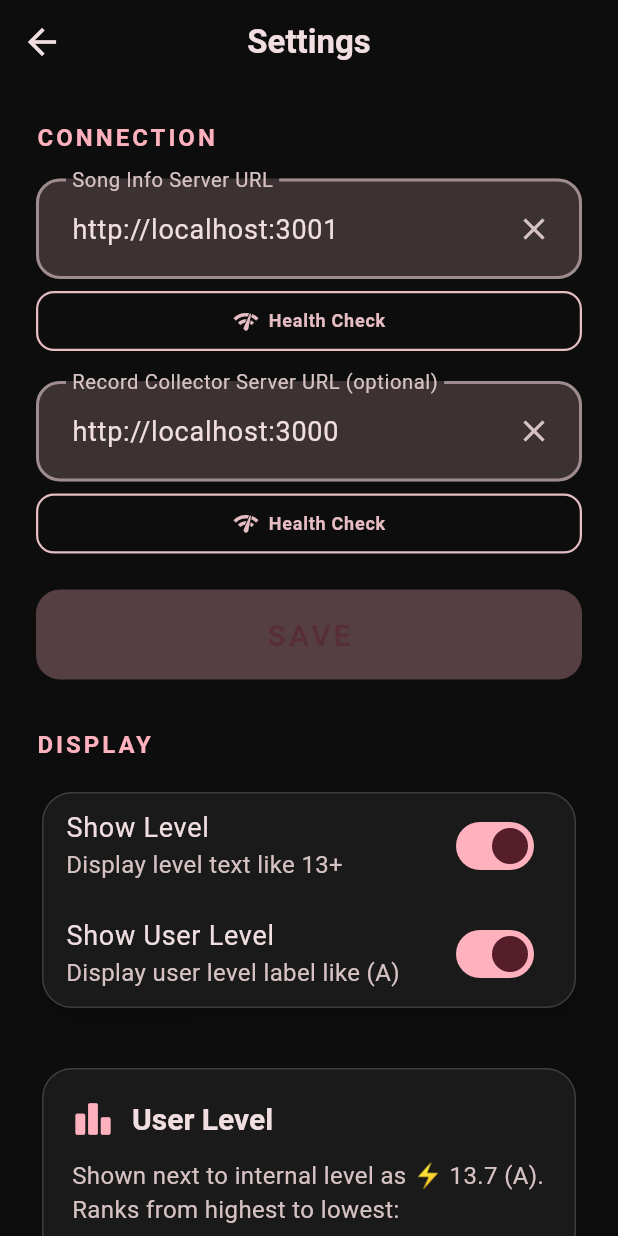
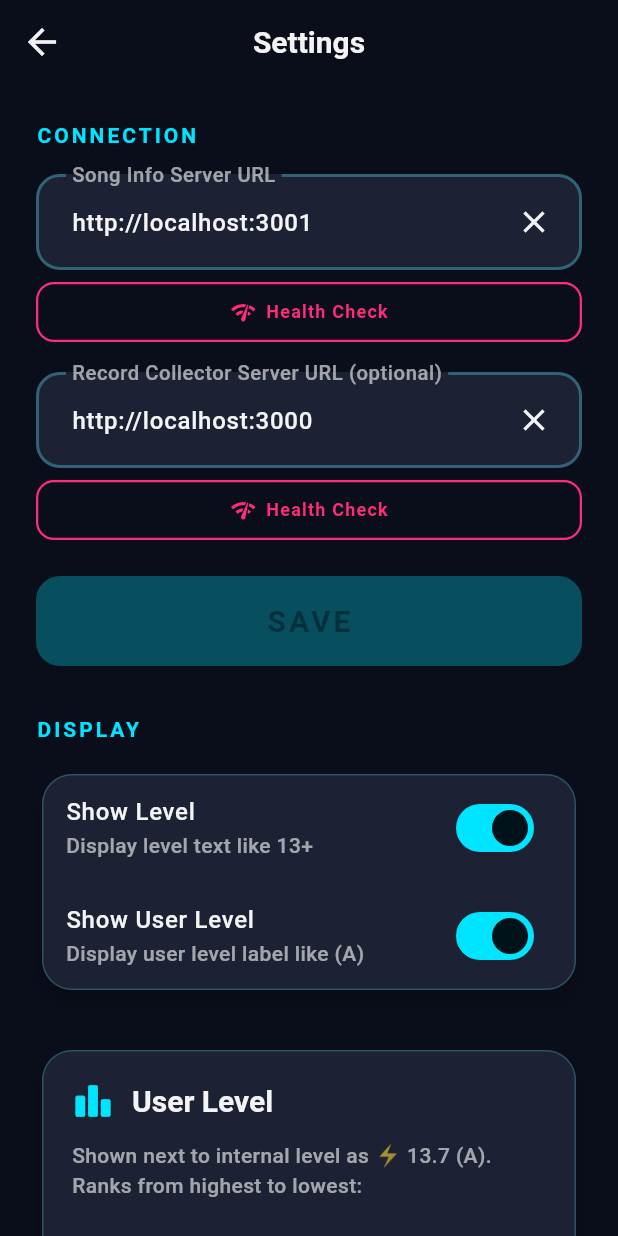
Before and after one commit to minty99/maimai-bot, a Flutter app: the screen it shows after launch, after a tap on the "settings" icon, on a phone screen of 412 x 824 dp. Run offline on Flutter 3.47's test engine with Material 3 defaults, Android fonts, the phone set to English and light mode, and no system bars; our stand-ins replace cached_network_image, dio, equatable, flutter_bloc, sensors_plus, shared_preferences; missing offline and left inert: volume_button_override; network calls fail; Roboto replaces fonts that are missing (Exo 2, Rajdhani).

Commit message:
refactor(picker): introduce neon-arcade design system tokens
Replace monolithic app_theme.dart with a structured token system:
- app_colors: neon-arcade palette (navy base, cyan/pink/lime accents)
- app_spacing: spacing scale (xs=4 through xxl=32)
- app_typography: text styles + monospace numeric preset
- app_motion: duration/curve presets for animations
- app_theme: rebuilt ThemeData consuming the new tokens

Co-Authored-By: Claude Opus 4.6 <noreply@anthropic.com>

```diff
--- /dev/null
+++ b/maimai-picker-app/lib/core/theme/app_colors.dart
@@ -0,0 +1,43 @@
+import 'package:flutter/material.dart';
+
+class AppColors {
+  AppColors._();
+
+  static const Color background = Color(0xFF0A0E1A);
+  static const Color surface = Color(0xFF141824);
+  static const Color surfaceElevated = Color(0xFF1C2133);
+
+  static const Color accentPrimary = Color(0xFF00E5FF);
+  static const Color accentSecondary = Color(0xFFFF2D78);
+  static const Color accentTertiary = Color(0xFF76FF03);
+
+  static const Color textPrimary = Color(0xF2FFFFFF);
+  static const Color textSecondary = Color(0x99FFFFFF);
+  static const Color textMuted = Color(0x59FFFFFF);
+
+  static const Color error = Color(0xFFFF4D67);
+  static const Color success = Color(0xFF35E88A);
+
+  static const Color badgeGold = Color(0xFFFFD166);
+  static const Color badgeOrange = Color(0xFFFFA84F);
+
+  static const Map<String, Color> difficultyColors = {
+    'BASIC': Color(0xFF69C36D),
+    'ADVANCED': Color(0xFFF4C430),
+    'EXPERT': Color(0xFFFF6B8A),
+    'MASTER': Color(0xFF9B59B6),
+    'RE:MASTER': Color(0xFFF2F4FF),
+  };
+
+  static const Map<String, Color> rankColors = {
+    'SSS+': badgeGold,
+    'SSS': badgeGold,
+    'SS+': badgeOrange,
+    'SS': badgeOrange,
+    'S+': accentSecondary,
+    'S': accentSecondary,
+    'AAA': success,
+    'AA': success,
+    'A': success,
+  };
+}
--- /dev/null
+++ b/maimai-picker-app/lib/core/theme/app_motion.dart
@@ -0,0 +1,14 @@
+import 'package:flutter/animation.dart';
+
+class AppMotion {
+  AppMotion._();
+
+  static const Duration fast = Duration(milliseconds: 140);
+  static const Duration normal = Duration(milliseconds: 220);
+  static const Duration slow = Duration(milliseconds: 420);
+  static const Duration pulse = Duration(milliseconds: 1200);
+
+  static const Curve emphasized = Curves.easeOutCubic;
+  static const Curve enter = Curves.easeOutQuart;
+  static const Curve exit = Curves.easeInCubic;
+}
--- /dev/null
+++ b/maimai-picker-app/lib/core/theme/app_spacing.dart
@@ -0,0 +1,13 @@
+class AppSpacing {
+  AppSpacing._();
+
+  static const double xs = 4;
+  static const double sm = 8;
+  static const double md = 12;
+  static const double lg = 16;
+  static const double xl = 24;
+  static const double xxl = 32;
+
+  static const double screenPadding = 16;
+  static const double cardPadding = 12;
+}
--- a/maimai-picker-app/lib/core/theme/app_theme.dart
+++ b/maimai-picker-app/lib/core/theme/app_theme.dart
@@ -1,6 +1,9 @@
 import 'package:flutter/material.dart';
 
 import '../constants/app_constants.dart';
+import 'app_colors.dart';
+import 'app_spacing.dart';
+import 'app_typography.dart';
 
 /// Application theme configuration with Material 3 design.
 ///
@@ -12,104 +15,94 @@ class AppTheme {
   AppTheme._();
 
   // ─────────────────────────────────────────────────────────────────────────
-  // Color Configuration
-  // ─────────────────────────────────────────────────────────────────────────
-
-  /// Primary seed color - maimai signature pink/magenta.
-  static const Color _seedColor = Color(0xFFE91E63);
-
-  /// Dark background for arcade-like ambiance.
-  static const Color _darkBackground = Color(0xFF0D0D0D);
-
-  /// Surface color with subtle contrast.
-  static const Color _darkSurface = Color(0xFF1A1A1A);
-
-  // ─────────────────────────────────────────────────────────────────────────
   // Theme Data
   // ─────────────────────────────────────────────────────────────────────────
 
   /// Dark theme - primary theme for arcade environment.
   static ThemeData get darkTheme {
-    final colorScheme = ColorScheme.fromSeed(
-      seedColor: _seedColor,
+    const colorScheme = ColorScheme(
       brightness: Brightness.dark,
-      surface: _darkSurface,
+      primary: AppColors.accentPrimary,
+      onPrimary: Color(0xFF00131A),
+      secondary: AppColors.accentSecondary,
+      onSecondary: Color(0xFF2E0012),
+      tertiary: AppColors.accentTertiary,
+      onTertiary: Color(0xFF112B00),
+      error: AppColors.error,
+      onError: Color(0xFF2A0006),
+      surface: AppColors.surface,
+      onSurface: AppColors.textPrimary,
+      onSurfaceVariant: AppColors.textSecondary,
+      outline: Color(0x6652C3D8),
+      outlineVariant: Color(0x3346A3B9),
+      shadow: Colors.black,
+      scrim: Colors.black,
+      inverseSurface: Color(0xFFF3F7FF),
+      onInverseSurface: Color(0xFF101521),
+      inversePrimary: Color(0xFF005B66),
+      surfaceContainerHighest: AppColors.surfaceElevated,
     );
 
     return ThemeData(
       useMaterial3: true,
       colorScheme: colorScheme,
-      scaffoldBackgroundColor: _darkBackground,
+      scaffoldBackgroundColor: AppColors.background,
+      textTheme: AppTypography.textTheme,
 
-      // ─────────────────────────────────────────────────────────────────────
-      // Typography - Large, readable text for arcade visibility
-      // ─────────────────────────────────────────────────────────────────────
-      textTheme: const TextTheme(
-        displayLarge: TextStyle(
-          fontSize: 48,
-          fontWeight: FontWeight.bold,
-          letterSpacing: -1.5,
-        ),
-        displayMedium: TextStyle(
-          fontSize: 36,
-          fontWeight: FontWeight.bold,
-          letterSpacing: -0.5,
-        ),
-        headlineLarge: TextStyle(fontSize: 28, fontWeight: FontWeight.w600),
-        headlineMedium: TextStyle(fontSize: 24, fontWeight: FontWeight.w600),
-        titleLarge: TextStyle(fontSize: 20, fontWeight: FontWeight.w500),
-        bodyLarge: TextStyle(fontSize: 18, fontWeight: FontWeight.normal),
-        bodyMedium: TextStyle(fontSize: 16, fontWeight: FontWeight.normal),
-        labelLarge: TextStyle(
-          fontSize: 16,
-          fontWeight: FontWeight.w600,
-          letterSpacing: 0.5,
-        ),
-      ),
-
-      // ─────────────────────────────────────────────────────────────────────
-      // Button Themes - Large touch targets for gloved hands
-      // ─────────────────────────────────────────────────────────────────────
       elevatedButtonTheme: ElevatedButtonThemeData(
         style: ElevatedButton.styleFrom(
-          minimumSize: Size(
+          backgroundColor: AppColors.accentPrimary,
+          foregroundColor: colorScheme.onPrimary,
+          minimumSize: const Size(
             AppConstants.minTouchTargetSize,
             AppConstants.largeButtonHeight,
           ),
-          padding: const EdgeInsets.symmetric(horizontal: 32, vertical: 16),
-          textStyle: const TextStyle(fontSize: 18, fontWeight: FontWeight.w600),
+          padding: const EdgeInsets.symmetric(
+            horizontal: AppSpacing.xl,
+            vertical: AppSpacing.lg,
+          ),
+          textStyle: AppTypography.textTheme.labelLarge,
           shape: RoundedRectangleBorder(
-            borderRadius: BorderRadius.circular(16),
+            borderRadius: BorderRadius.circular(14),
           ),
         ),
       ),
 
       filledButtonTheme: FilledButtonThemeData(
         style: FilledButton.styleFrom(
-          minimumSize: Size(
+          backgroundColor: AppColors.accentPrimary,
+          foregroundColor: colorScheme.onPrimary,
+          minimumSize: const Size(
             AppConstants.minTouchTargetSize,
             AppConstants.largeButtonHeight,
           ),
-          padding: const EdgeInsets.symmetric(horizontal: 32, vertical: 16),
-          textStyle: const TextStyle(fontSize: 18, fontWeight: FontWeight.w600),
+          padding: const EdgeInsets.symmetric(
+            horizontal: AppSpacing.xl,
+            vertical: AppSpacing.lg,
+          ),
+          textStyle: AppTypography.textTheme.labelLarge,
           shape: RoundedRectangleBorder(
-            borderRadius: BorderRadius.circular(16),
+            borderRadius: BorderRadius.circular(14),
           ),
         ),
       ),
 
       outlinedButtonTheme: OutlinedButtonThemeData(
         style: OutlinedButton.styleFrom(
-          minimumSize: Size(
+          minimumSize: const Size(
             AppConstants.minTouchTargetSize,
             AppConstants.largeButtonHeight,
           ),
-          padding: const EdgeInsets.symmetric(horizontal: 32, vertical: 16),
-          textStyle: const TextStyle(fontSize: 18, fontWeight: FontWeight.w600),
+          foregroundColor: AppColors.textPrimary,
+          padding: const EdgeInsets.symmetric(
+            horizontal: AppSpacing.xl,
+            vertical: AppSpacing.lg,
+          ),
+          textStyle: AppTypography.textTheme.labelLarge,
           shape: RoundedRectangleBorder(
-            borderRadius: BorderRadius.circular(16),
+            borderRadius: BorderRadius.circular(14),
           ),
-          side: BorderSide(color: colorScheme.outline, width: 2),
+          side: const BorderSide(color: AppColors.accentPrimary, width: 1.4),
         ),
       ),
 
@@ -119,62 +112,53 @@ class AppTheme {
             AppConstants.minTouchTargetSize,
             AppConstants.minTouchTargetSize,
           ),
-          iconSize: 32,
+          foregroundColor: AppColors.textPrimary,
+          iconSize: 28,
         ),
       ),
 
-      // ─────────────────────────────────────────────────────────────────────
-      // Card & Surface styling
-      // ─────────────────────────────────────────────────────────────────────
       cardTheme: CardThemeData(
-        elevation: 4,
-        shape: RoundedRectangleBorder(borderRadius: BorderRadius.circular(20)),
-        color: _darkSurface,
+        elevation: 0,
+        shape: RoundedRectangleBorder(borderRadius: BorderRadius.circular(18)),
+        color: AppColors.surfaceElevated,
       ),
 
-      // ─────────────────────────────────────────────────────────────────────
-      // AppBar
-      // ─────────────────────────────────────────────────────────────────────
       appBarTheme: AppBarTheme(
-        backgroundColor: _darkBackground,
+        backgroundColor: AppColors.background,
         elevation: 0,
         centerTitle: true,
-        titleTextStyle: TextStyle(
-          color: colorScheme.onSurface,
-          fontSize: 22,
-          fontWeight: FontWeight.w600,
-        ),
+        titleTextStyle: AppTypography.textTheme.titleLarge,
       ),
 
-      // ─────────────────────────────────────────────────────────────────────
-      // Slider - For level range selection
-      // ─────────────────────────────────────────────────────────────────────
       sliderTheme: SliderThemeData(
-        thumbShape: const RoundSliderThumbShape(
-          enabledThumbRadius: 16, // Large thumb for gloved interaction
-        ),
+        thumbShape: const RoundSliderThumbShape(enabledThumbRadius: 16),
         overlayShape: const RoundSliderOverlayShape(overlayRadius: 28),
         trackHeight: 8,
-        activeTrackColor: colorScheme.primary,
-        inactiveTrackColor: colorScheme.surfaceContainerHighest,
-        thumbColor: colorScheme.primary,
-        overlayColor: colorScheme.primary.withValues(alpha: 0.2),
+        activeTrackColor: AppColors.accentPrimary,
+        inactiveTrackColor: AppColors.surfaceElevated,
+        thumbColor: AppColors.accentSecondary,
+        overlayColor: AppColors.accentPrimary.withValues(alpha: 0.22),
+      ),
+
+      chipTheme: ChipThemeData(
+        backgroundColor: AppColors.surface,
+        selectedColor: AppColors.surfaceElevated,
+        disabledColor: AppColors.surface,
+        deleteIconColor: AppColors.textSecondary,
+        labelStyle: AppTypography.textTheme.labelMedium!,
+        secondaryLabelStyle: AppTypography.textTheme.labelMedium!,
+        brightness: Brightness.dark,
+        side: const BorderSide(color: AppColors.accentPrimary, width: 1),
+        shape: RoundedRectangleBorder(borderRadius: BorderRadius.circular(24)),
       ),
     );
   }
 
   /// Light theme - alternative for bright environments.
   static ThemeData get lightTheme {
-    final colorScheme = ColorScheme.fromSeed(
-      seedColor: _seedColor,
-      brightness: Brightness.light,
-    );
-
     return ThemeData(
       useMaterial3: true,
-      colorScheme: colorScheme,
-      // Most apps will use dark theme; light theme follows same patterns
-      // with Material 3 defaults for now.
+      colorScheme: const ColorScheme.light(),
     );
   }
 }
--- /dev/null
+++ b/maimai-picker-app/lib/core/theme/app_typography.dart
@@ -0,0 +1,105 @@
+import 'package:flutter/material.dart';
+
+import 'app_colors.dart';
+
+class AppTypography {
+  AppTypography._();
+
+  static const String displayFamily = 'Rajdhani';
+  static const String bodyFamily = 'Exo 2';
+
+  static TextTheme textTheme = const TextTheme(
+    displayLarge: TextStyle(
+      fontFamily: displayFamily,
+      fontSize: 48,
+      fontWeight: FontWeight.w700,
+      letterSpacing: -1.2,
+      color: AppColors.textPrimary,
+    ),
+    displayMedium: TextStyle(
+      fontFamily: displayFamily,
+      fontSize: 36,
+      fontWeight: FontWeight.w700,
+      letterSpacing: -0.8,
+      color: AppColors.textPrimary,
+    ),
+    headlineLarge: TextStyle(
+      fontFamily: displayFamily,
+      fontSize: 28,
+      fontWeight: FontWeight.w700,
+      letterSpacing: -0.4,
+      color: AppColors.textPrimary,
+    ),
+    headlineMedium: TextStyle(
+      fontFamily: displayFamily,
+      fontSize: 22,
+      fontWeight: FontWeight.w700,
+      letterSpacing: -0.2,
+      color: AppColors.textPrimary,
+    ),
+    titleLarge: TextStyle(
+      fontFamily: bodyFamily,
+      fontSize: 20,
+      fontWeight: FontWeight.w700,
+      color: AppColors.textPrimary,
+    ),
+    titleMedium: TextStyle(
+      fontFamily: bodyFamily,
+      fontSize: 16,
+      fontWeight: FontWeight.w700,
+      color: AppColors.textPrimary,
+    ),
+    titleSmall: TextStyle(
+      fontFamily: bodyFamily,
+      fontSize: 14,
+      fontWeight: FontWeight.w700,
+      color: AppColors.textSecondary,
+    ),
+    bodyLarge: TextStyle(
+      fontFamily: bodyFamily,
+      fontSize: 16,
+      fontWeight: FontWeight.w500,
+      color: AppColors.textPrimary,
+    ),
+    bodyMedium: TextStyle(
+      fontFamily: bodyFamily,
+      fontSize: 14,
+      fontWeight: FontWeight.w500,
+      color: AppColors.textSecondary,
+    ),
+    bodySmall: TextStyle(
+      fontFamily: bodyFamily,
+      fontSize: 12,
+      fontWeight: FontWeight.w500,
+      color: AppColors.textMuted,
+    ),
+    labelLarge: TextStyle(
+      fontFamily: displayFamily,
+      fontSize: 14,
+      fontWeight: FontWeight.w700,
+      letterSpacing: 1.0,
+      color: AppColors.textPrimary,
+    ),
+    labelMedium: TextStyle(
+      fontFamily: displayFamily,
+      fontSize: 12,
+      fontWeight: FontWeight.w700,
+      letterSpacing: 0.8,
+      color: AppColors.textSecondary,
+    ),
+    labelSmall: TextStyle(
+      fontFamily: displayFamily,
+      fontSize: 11,
+      fontWeight: FontWeight.w700,
+      letterSpacing: 0.8,
+      color: AppColors.textMuted,
+    ),
+  );
+
+  static TextStyle get numeric => const TextStyle(
+    fontFamily: displayFamily,
+    fontWeight: FontWeight.w700,
+    letterSpacing: -0.2,
+    color: AppColors.textPrimary,
+  );
+}
```
